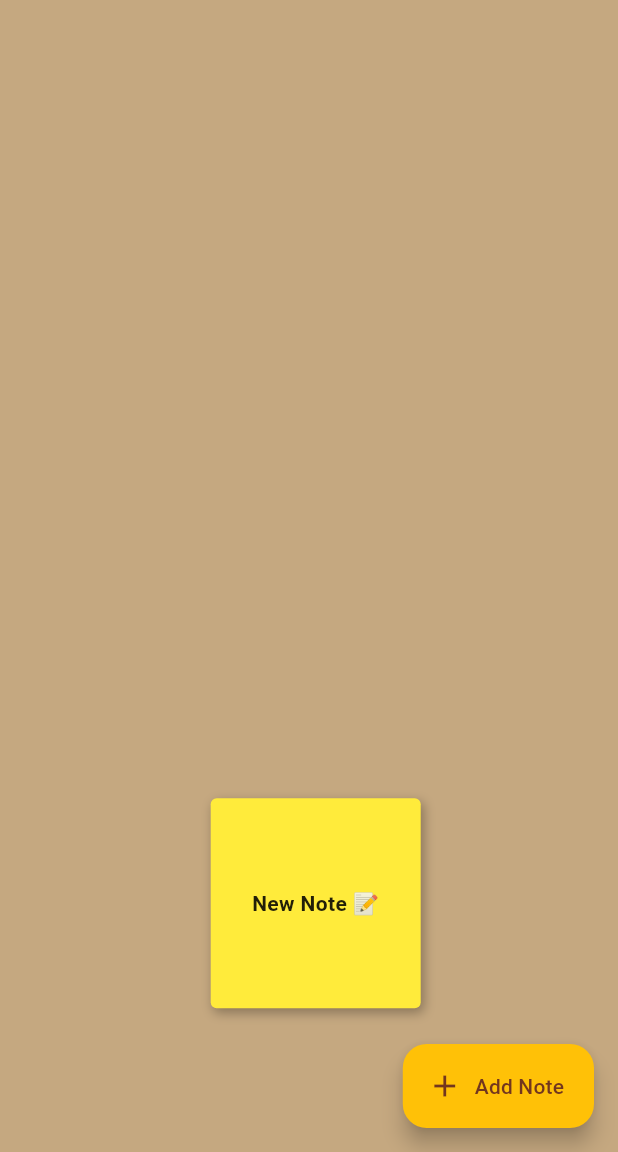
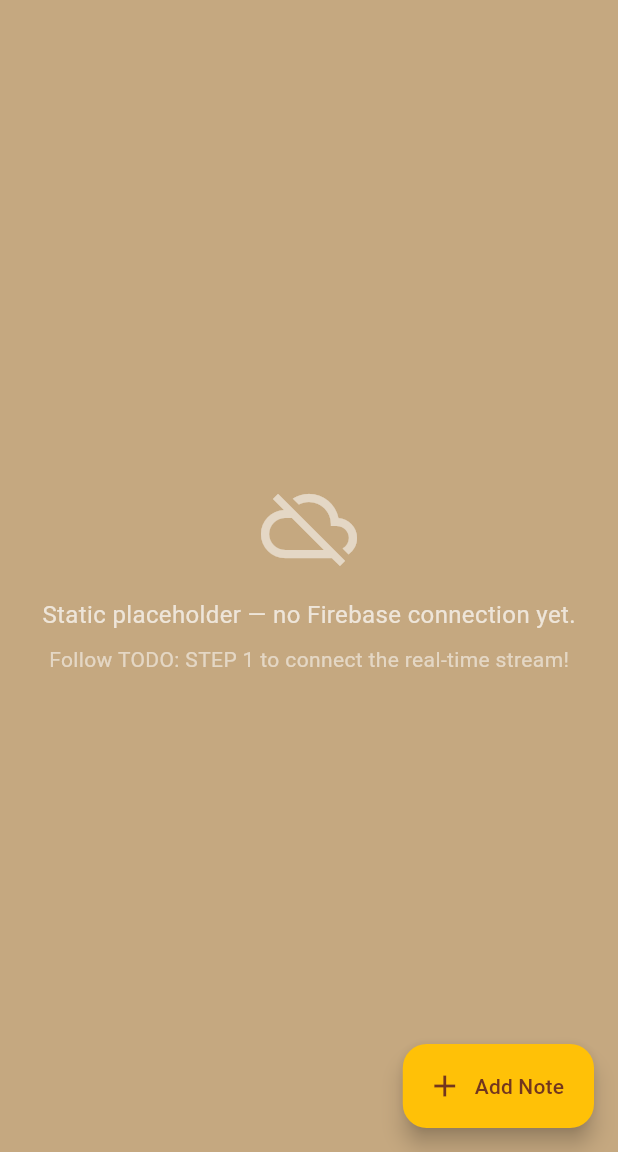
Before and after one commit to Pandahasa/GDG-Flutter-Firebase-Demo, a Flutter app: the screen it shows after launch, after a tap on "Add Note", on a phone screen of 412 x 824 dp, the part 84-1236 px from its top. Run offline on Flutter 3.47's test engine with Material 3 defaults, Android fonts, the light colour scheme and no system bars; our stand-ins replace cloud_firestore, firebase_core; accounts and stored records are empty.

Commit message:
Starter branch: 80% pre-built with TODO anchors for live-coding workshop
- board_screen.dart: Static placeholder body with TODO STEP 1 (StreamBuilder) and STEP 3 (addNote)
- sticky_note.dart: Naked card with TODO STEP 2 (Positioned + GestureDetector)
- Guide.MD: Security rules timestamp set to 2026-02-27
- All pre-built files: main.dart, firebase_options.dart, note_model.dart, color_generator.dart

```diff
--- a/lib/ui/board_screen.dart
+++ b/lib/ui/board_screen.dart
@@ -19,18 +19,26 @@
   static final _notesCollection =
       FirebaseFirestore.instance.collection('sticky_notes');
 
-  /// Creates a new sticky note document in Firestore with random position
-  /// and color, using screen dimensions to keep it within bounds.
+  // ============================================================
+  // TODO: STEP 3 - IMPLEMENT THE ADD NOTE FUNCTION
+  //
+  // When the FloatingActionButton is tapped, we need to create a
+  // brand new document in the 'sticky_notes' Firestore collection.
+  //
+  // Use: _notesCollection.add(newNote.toJson())
+  //
+  // Steps:
+  //   1. Get the screen size using MediaQuery.of(context).size
+  //   2. Create a NoteModel with:
+  //      - id: '' (Firestore auto-generates)
+  //      - text: 'New Note 📝'
+  //      - colorCode: ColorGenerator.randomColorCode()
+  //      - xPos: ColorGenerator.randomX(size.width)
+  //      - yPos: ColorGenerator.randomY(size.height)
+  //   3. Call: await _notesCollection.add(newNote.toJson())
+  // ============================================================
   Future<void> _addNote(BuildContext context) async {
-    final size = MediaQuery.of(context).size;
-    final newNote = NoteModel(
-      id: '', // Firestore auto-generates the document ID
-      text: 'New Note 📝',
-      colorCode: ColorGenerator.randomColorCode(),
-      xPos: ColorGenerator.randomX(size.width),
-      yPos: ColorGenerator.randomY(size.height),
-    );
-    await _notesCollection.add(newNote.toJson());
+    // YOUR CODE HERE
   }
 
   @override
@@ -43,47 +51,47 @@
         ),
         centerTitle: true,
       ),
-      // ─── Real-Time StreamBuilder ───────────────────────────────
-      // The StreamBuilder continuously listens to the 'sticky_notes'
-      // collection. Every time ANY connected user adds, moves, or
-      // modifies a note, this builder fires and rebuilds the entire
-      // Stack with updated positions.
-      body: StreamBuilder<QuerySnapshot>(
-        stream: _notesCollection.snapshots(),
-        builder: (context, snapshot) {
-          // Handle loading state
-          if (snapshot.connectionState == ConnectionState.waiting) {
-            return const Center(child: CircularProgressIndicator());
-          }
-
-          // Handle error state
-          if (snapshot.hasError) {
-            return Center(
-              child: Text('Error: ${snapshot.error}'),
-            );
-          }
-
-          // Map Firestore documents to NoteModel objects
-          final notes = snapshot.data!.docs
-              .map((doc) => NoteModel.fromFirestore(doc))
-              .toList();
-
-          // If the collection is empty, show a helpful prompt
-          if (notes.isEmpty) {
-            return const Center(
-              child: Text(
-                'No notes yet!\nTap the + button to add one. 🎉',
-                textAlign: TextAlign.center,
-                style: TextStyle(fontSize: 18, color: Colors.white70),
-              ),
-            );
-          }
-
-          // Render all notes in a Stack using absolute positioning
-          return Stack(
-            children: notes.map((note) => StickyNote(note: note)).toList(),
-          );
-        },
+      // ============================================================
+      // TODO: STEP 1 - DELETE THIS STATIC PLACEHOLDER LIST
+      //
+      // We are going to replace this static UI with a dynamic
+      // Firebase StreamBuilder. The StreamBuilder will continuously
+      // listen to our 'sticky_notes' collection using .snapshots().
+      //
+      // Why StreamBuilder instead of FutureBuilder?
+      //   - A Future resolves data ONCE and stops.
+      //   - A Stream keeps an OPEN CONNECTION and fires every time
+      //     ANY document in the collection changes.
+      //
+      // Steps:
+      //   1. Delete the static body below.
+      //   2. Replace it with: StreamBuilder<QuerySnapshot>(
+      //        stream: _notesCollection.snapshots(),
+      //        builder: (context, snapshot) { ... }
+      //      )
+      //   3. Inside the builder:
+      //      a. Handle loading: if snapshot.connectionState == waiting
+      //      b. Handle errors: if snapshot.hasError
+      //      c. Map docs: snapshot.data!.docs.map(NoteModel.fromFirestore)
+      //      d. Return a Stack of StickyNote widgets
+      // ============================================================
+      body: Center(
+        child: Column(
+          mainAxisAlignment: MainAxisAlignment.center,
+          children: [
+            Icon(Icons.cloud_off, size: 64, color: Colors.white54),
+            SizedBox(height: 16),
+            Text(
+              'Static placeholder — no Firebase connection yet.',
+              style: TextStyle(fontSize: 16, color: Colors.white70),
+            ),
+            SizedBox(height: 8),
+            Text(
+              'Follow TODO: STEP 1 to connect the real-time stream!',
+              style: TextStyle(fontSize: 14, color: Colors.white54),
+            ),
+          ],
+        ),
       ),
       // ─── Floating Action Button ────────────────────────────────
       floatingActionButton: FloatingActionButton.extended(
--- a/lib/ui/widgets/sticky_note.dart
+++ b/lib/ui/widgets/sticky_note.dart
@@ -18,43 +18,41 @@
   static final _notesCollection =
       FirebaseFirestore.instance.collection('sticky_notes');
 
-  /// Handles the continuous drag event.
-  ///
-  /// Calculates new coordinates from the drag delta and fires an update
-  /// to Firestore. Every connected client's [StreamBuilder] will pick up
-  /// the new position instantly.
-  void _onDrag(DragUpdateDetails details, BuildContext context) {
-    final screenSize = MediaQuery.of(context).size;
-
-    // Calculate new position from drag delta
-    double newX = note.xPos + details.delta.dx;
-    double newY = note.yPos + details.delta.dy;
-
-    // Clamp coordinates to prevent the note from being dragged off-canvas
-    newX = newX.clamp(0.0, screenSize.width - 150);
-    newY = newY.clamp(0.0, screenSize.height - 200);
-
-    // Push the updated coordinates to Firestore
-    _notesCollection.doc(note.id).update({
-      'x_pos': newX,
-      'y_pos': newY,
-    });
-  }
-
   @override
   Widget build(BuildContext context) {
-    // ─── Positioned + GestureDetector Wrapper ──────────────────
-    // The Positioned widget maps the Firestore x_pos/y_pos fields
-    // directly to the 'left' and 'top' properties of the Stack.
-    // The GestureDetector captures drag input via onPanUpdate.
-    return Positioned(
-      left: note.xPos,
-      top: note.yPos,
-      child: GestureDetector(
-        onPanUpdate: (details) => _onDrag(details, context),
-        child: _buildNoteCard(),
-      ),
-    );
+    // ============================================================
+    // TODO: STEP 2 - WRAP THE CONTAINER WITH POSITIONED + GESTURE DETECTOR
+    //
+    // Right now _buildNoteCard() is returned directly with no positioning
+    // or drag interaction. We need to:
+    //
+    //   1. Wrap it in a Positioned widget:
+    //      Positioned(
+    //        left: note.xPos,    ← maps to Firestore 'x_pos'
+    //        top: note.yPos,     ← maps to Firestore 'y_pos'
+    //        child: ...
+    //      )
+    //
+    //   2. Inside Positioned, wrap _buildNoteCard() with GestureDetector:
+    //      GestureDetector(
+    //        onPanUpdate: (details) {
+    //          // Calculate new coordinates from drag delta:
+    //          final screen = MediaQuery.of(context).size;
+    //          double newX = (note.xPos + details.delta.dx)
+    //              .clamp(0.0, screen.width - 150);
+    //          double newY = (note.yPos + details.delta.dy)
+    //              .clamp(0.0, screen.height - 200);
+    //
+    //          // Push update to Firestore:
+    //          _notesCollection.doc(note.id).update({
+    //            'x_pos': newX,
+    //            'y_pos': newY,
+    //          });
+    //        },
+    //        child: _buildNoteCard(),
+    //      )
+    // ============================================================
+    return _buildNoteCard();
   }
 
   /// Builds the visual sticky note card.
```
Also changed, not shown: 1 other file.
